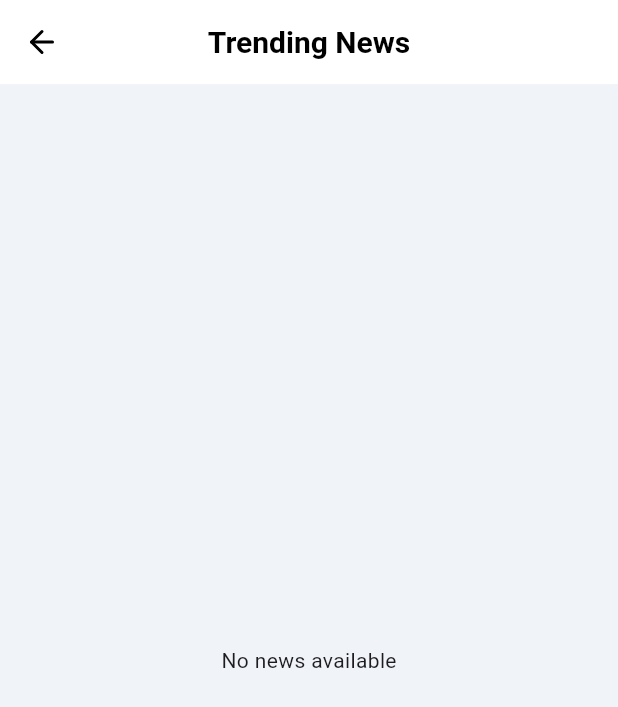
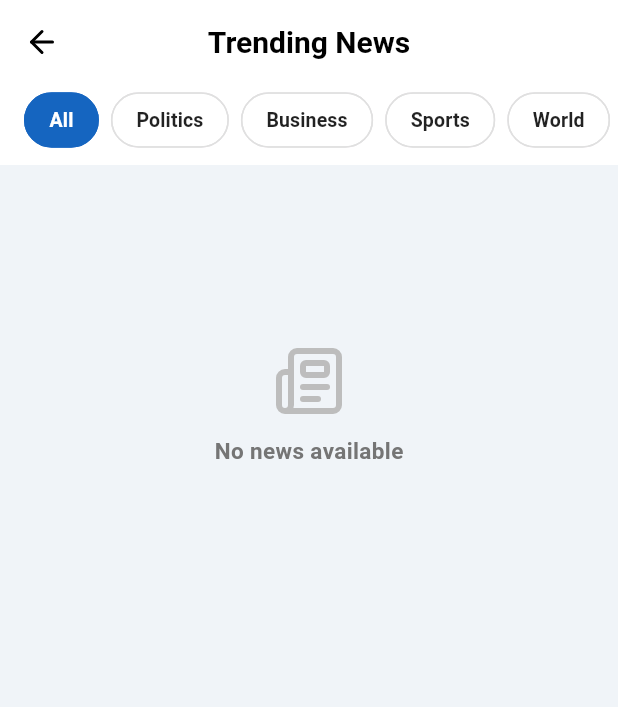
Before and after one commit to MSheharyar/FYP_NewsTrustAI, a Flutter app: the AllNewsScreen screen opened directly with empty values, on a phone screen of 412 x 824 dp. Shown: the top 707 px of the screen. Run offline on Flutter 3.47's test engine with Material 3 defaults, Android fonts, the phone set to English and light mode, and no system bars; our stand-ins replace cloud_firestore, firebase_auth, firebase_core, firebase_storage, fl_chart, font_awesome_flutter and 5 more; missing offline and left inert: flutter_facebook_auth, google_mlkit_text_recognition; accounts and stored records are empty; network calls fail.

Commit message:
feat: topic category pills on the All News screen
The article data has no category field, so derive a topic (Sports,
Business, Politics, World, Technology, Entertainment, Health, else
General) from title+summary keywords on the backend and attach it to
each returned article. Only the final selected slice is classified, so
the whole DB is never scanned.

- trending endpoint: new ?limit= param (default 10, max 100) and a
  "category" field on each item.
- api_service: fetchNews(limit) for a larger categorised batch.
- All News screen: now stateful with a horizontal pill row; tapping a
  pill filters the list. Fetches 60 articles on open (falls back to the
  passed-in list), pull-to-refresh, per-card category chip, and an
  empty state per category.

Co-Authored-By: Claude Opus 4.8 <noreply@anthropic.com>

```diff
--- a/frontend/newstrustai/lib/screens/allnews_screen.dart
+++ b/frontend/newstrustai/lib/screens/allnews_screen.dart
@@ -5,17 +5,62 @@ import '../services/api_service.dart';
 import '../utils/app_utils.dart';
 import 'verify_link_screen.dart';
 
-class AllNewsScreen extends StatelessWidget {
+class AllNewsScreen extends StatefulWidget {
   final List<dynamic> newsItems;
 
   const AllNewsScreen({super.key, required this.newsItems});
+
+  @override
+  State<AllNewsScreen> createState() => _AllNewsScreenState();
+}
+
+class _AllNewsScreenState extends State<AllNewsScreen> {
+  // Pills shown at the top. "All" first; the rest match backend categories.
+  static const List<String> _categories = [
+    "All", "Politics", "Business", "Sports", "World",
+    "Technology", "Entertainment", "Health", "General",
+  ];
+
+  String _selected = "All";
+  late List<dynamic> _items;
+  bool _loading = true;
+
+  @override
+  void initState() {
+    super.initState();
+    _items = widget.newsItems; // show the passed-in list immediately
+    _fetchMore();
+  }
+
+  Future<void> _fetchMore() async {
+    try {
+      final more = await ApiService.fetchNews(limit: 60)
+          .timeout(const Duration(seconds: 20), onTimeout: () => []);
+      if (!mounted) return;
+      if (more.isNotEmpty) setState(() => _items = more);
+    } catch (_) {
+      // keep whatever we already have
+    } finally {
+      if (mounted) setState(() => _loading = false);
+    }
+  }
+
+  String _catOf(dynamic it) {
+    final m = it is Map ? it : const {};
+    final c = (m['category'] ?? '').toString().trim();
+    return c.isEmpty ? 'General' : c;
+  }
+
+  List<dynamic> get _filtered {
+    if (_selected == "All") return _items;
+    return _items.where((it) => _catOf(it) == _selected).toList();
+  }
 
   // =========================
   // Image helpers
   // =========================
   Widget _newsImage(String? url, String source) {
     final u = (url ?? "").trim();
-
     if (u.isEmpty) return _logoFallback(source);
 
     return Image.network(
@@ -68,10 +113,38 @@ class AllNewsScreen extends StatelessWidget {
   }
 
   // =========================
+  // Category pills
+  // =========================
+  Widget _pill(String label) {
+    final bool sel = _selected == label;
+    return Padding(
+      padding: const EdgeInsets.only(right: 8),
+      child: ChoiceChip(
+        label: Text(label),
+        selected: sel,
+        onSelected: (_) => setState(() => _selected = label),
+        showCheckmark: false,
+        selectedColor: const Color(0xFF1565C0),
+        backgroundColor: Colors.white,
+        labelStyle: TextStyle(
+          color: sel ? Colors.white : Colors.black87,
+          fontWeight: FontWeight.w700,
+          fontSize: 13,
+        ),
+        shape: StadiumBorder(
+          side: BorderSide(color: sel ? const Color(0xFF1565C0) : Colors.grey.shade300),
+        ),
+      ),
+    );
+  }
+
+  // =========================
   // UI
   // =========================
   @override
   Widget build(BuildContext context) {
+    final items = _filtered;
+
     return Scaffold(
       backgroundColor: const Color(0xFFF0F4F8),
       appBar: AppBar(
@@ -86,15 +159,59 @@ class AllNewsScreen extends StatelessWidget {
           onPressed: () => Navigator.pop(context),
         ),
       ),
-      body: newsItems.isEmpty
-          ? const Center(child: Text("No news available"))
-          : ListView.builder(
+      body: Column(
+        children: [
+          // ── Category pills ─────────────────────────────────────────────
+          Container(
+            color: Colors.white,
+            padding: const EdgeInsets.only(bottom: 10, top: 4),
+            child: SizedBox(
+              height: 40,
+              child: ListView(
+                scrollDirection: Axis.horizontal,
+                padding: const EdgeInsets.symmetric(horizontal: 16),
+                children: _categories.map(_pill).toList(),
+              ),
+            ),
+          ),
+
+          // ── News list ─────────────────────────────────────────────────
+          Expanded(
+            child: _loading && _items.isEmpty
+                ? const Center(child: CircularProgressIndicator())
+                : items.isEmpty
+                    ? _emptyState()
+                    : RefreshIndicator(
+                        onRefresh: _fetchMore,
+                        child: ListView.builder(
                           padding: const EdgeInsets.all(16),
-              itemCount: newsItems.length,
-              itemBuilder: (context, index) {
-                return _buildNewsCard(context, newsItems[index]);
-              },
+                          itemCount: items.length,
+                          itemBuilder: (context, index) =>
+                              _buildNewsCard(context, items[index]),
                         ),
+                      ),
+          ),
+        ],
+      ),
+    );
+  }
+
+  Widget _emptyState() {
+    return ListView(
+      // ListView so pull-to-refresh still works in the empty state
+      children: [
+        const SizedBox(height: 120),
+        Icon(LucideIcons.newspaper, size: 48, color: Colors.grey[400]),
+        const SizedBox(height: 12),
+        Center(
+          child: Text(
+            _selected == "All"
+                ? "No news available"
+                : "No $_selected news right now",
+            style: TextStyle(color: Colors.grey[600], fontSize: 15, fontWeight: FontWeight.w600),
+          ),
+        ),
+      ],
     );
   }
 
@@ -107,6 +224,7 @@ class AllNewsScreen extends StatelessWidget {
     final String descRaw = stripHtml(m['summary']?.toString());
     final String desc = descRaw.isEmpty ? "No summary available." : descRaw;
     final String source = (m['source'] ?? "News Source").toString();
+    final String category = _catOf(m);
     final String? url = extractNewsUrl(m);
     final String? imageUrl = ApiService.resolveNewsImageUrl(m);
 
@@ -139,8 +257,11 @@ class AllNewsScreen extends StatelessWidget {
             child: Column(
               crossAxisAlignment: CrossAxisAlignment.start,
               children: [
-                // Source
-                Container(
+                // Source + category chips
+                Row(
+                  children: [
+                    Flexible(
+                      child: Container(
                         padding: const EdgeInsets.symmetric(horizontal: 8, vertical: 4),
                         decoration: BoxDecoration(
                           color: Colors.blue[50],
@@ -156,6 +277,25 @@ class AllNewsScreen extends StatelessWidget {
                             fontWeight: FontWeight.bold,
                           ),
                         ),
+                      ),
+                    ),
+                    const SizedBox(width: 8),
+                    Container(
+                      padding: const EdgeInsets.symmetric(horizontal: 8, vertical: 4),
+                      decoration: BoxDecoration(
+                        color: _sourceColor(category).withValues(alpha: 0.12),
+                        borderRadius: BorderRadius.circular(6),
+                      ),
+                      child: Text(
+                        category,
+                        style: TextStyle(
+                          color: _sourceColor(category),
+                          fontSize: 11,
+                          fontWeight: FontWeight.bold,
+                        ),
+                      ),
+                    ),
+                  ],
                 ),
                 const SizedBox(height: 8),
 
--- a/frontend/newstrustai/lib/services/api_service.dart
+++ b/frontend/newstrustai/lib/services/api_service.dart
@@ -154,6 +154,11 @@ class ApiService {
     return _getList("/trending");
   }
 
+  // Larger batch for the All News screen (each article carries a "category").
+  static Future<List<dynamic>> fetchNews({int limit = 60}) async {
+    return _getList("/trending?limit=$limit");
+  }
+
   static Future<List<dynamic>> fetchQuickExamples() async {
     final items = await fetchTrending();
     return items.take(5).toList();
```
Also changed, not shown: 1 other file. Lines whose indentation alone changed are shown as unchanged.
